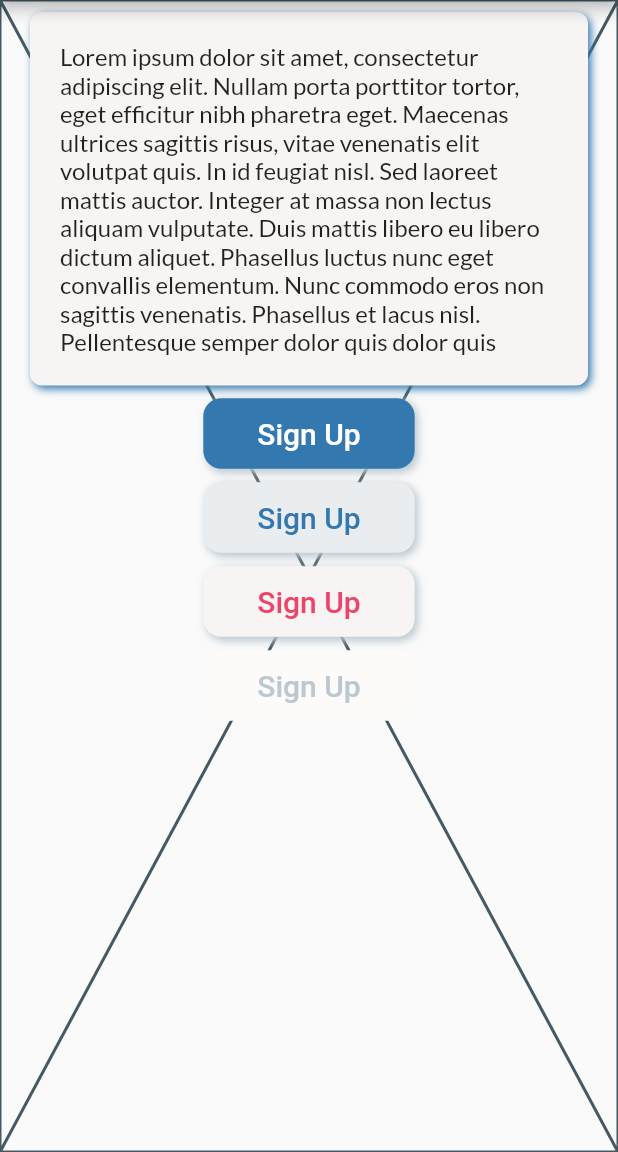
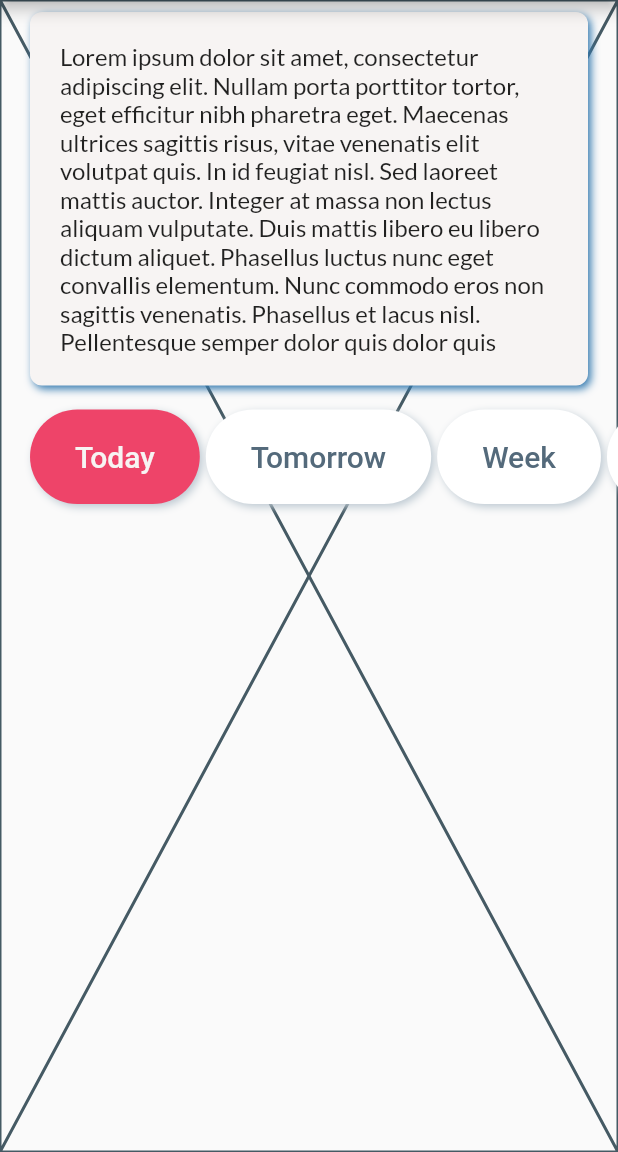
Before and after one commit to ilyin0/horoskope, a Flutter app: the screen it shows after launch, on a phone screen of 412 x 824 dp, the part 84-1236 px from its top. Run offline on Flutter 3.47's test engine with Material 2 defaults, Android fonts, the light colour scheme and no system bars; our stand-ins replace flutter_bloc, get_it, injectable.

Commit message:
feat: Add tab names widget (#9)
* feat: add tab names widget

* feat: add tab name themes

* fix: little code fix

```diff
--- a/lib/presentation/pages/home/home_page.dart
+++ b/lib/presentation/pages/home/home_page.dart
@@ -5,8 +5,8 @@
 import 'package:horoskope/presentation/pages/home/home_state.dart';
 import 'package:horoskope/presentation/themes/horoskope_theme.dart';
 import 'package:horoskope/presentation/utils/build_context_ext.dart';
-import 'package:horoskope/presentation/widgets/horoskope_button.dart';
 import 'package:horoskope/presentation/widgets/info_card.dart';
+import 'package:horoskope/presentation/widgets/tab_names.dart';
 
 class HomePage extends StatelessWidget {
   const HomePage({Key? key}) : super(key: key);
@@ -23,7 +23,8 @@
           body: Stack(
             children: [
               const Placeholder(),
-              Column(
+              SingleChildScrollView(
+                child: Column(
                   crossAxisAlignment: CrossAxisAlignment.center,
                   children: [
                     const SizedBox(height: 8, width: double.infinity),
@@ -35,31 +36,17 @@
                       ),
                     ),
                     const SizedBox(height: 8),
-                  HoroskopeButton(
-                    child: const Text('Sign Up'),
-                    onTap: () {},
-                    style: HoroskopeTheme.button(context).primary,
+                    TabNames.fromNames(
+                      names: const [
+                        'Today',
+                        'Tomorrow',
+                        'Week',
+                        'Month',
+                      ],
+                      style: HoroskopeTheme.button(context).getSecondaryBigTab,
                     ),
-                  const SizedBox(height: 8),
-                  HoroskopeButton(
-                    child: const Text('Sign Up'),
-                    onTap: () {},
-                    style: HoroskopeTheme.button(context).secondary1,
+                  ],
                 ),
-                  const SizedBox(height: 8),
-                  HoroskopeButton(
-                    child: const Text('Sign Up'),
-                    onTap: () {},
-                    style: HoroskopeTheme.button(context).secondary2,
-                  ),
-                  const SizedBox(height: 8),
-                  HoroskopeButton(
-                    child: const Text('Sign Up'),
-                    onTap: () {},
-                    style: HoroskopeTheme.button(context).disabled,
-                  ),
-                  const SizedBox(height: 8),
-                ],
               ),
             ],
           ),
--- a/lib/presentation/themes/light/src/button_theme.dart
+++ b/lib/presentation/themes/light/src/button_theme.dart
@@ -64,4 +64,81 @@
           shadowColor: MaterialStateProperty.all(_AppColors.transparent),
         ),
       );
+
+  HoroskopeButtonStyle get _tab => _base.copyWith(
+        borderRadius: 20,
+        buttonStyle: _base.buttonStyle.copyWith(
+          padding: MaterialStateProperty.all(
+            const EdgeInsets.symmetric(
+              vertical: 8,
+              horizontal: 20,
+            ),
+          ),
+          overlayColor: MaterialStateProperty.all(_AppColors.transparent),
+          enableFeedback: false,
+        ),
+      );
+
+  @override
+  HoroskopeButtonStyle getPrimaryTab(bool isSelected) {
+    return _tab.copyWith(
+      buttonStyle: _tab.buttonStyle.copyWith(
+        foregroundColor: MaterialStateProperty.all(
+          isSelected ? _AppColors.white : _AppColors.darkElectricBlue,
+        ),
+        backgroundColor: MaterialStateProperty.all(
+          isSelected ? _AppColors.primaryBlue : _AppColors.white,
+        ),
+        textStyle: MaterialStateProperty.all(
+          const TextStyle(
+            fontSize: 18,
+            fontWeight: FontWeight.normal,
+          ),
+        ),
+      ),
+    );
+  }
+
+  @override
+  HoroskopeButtonStyle getPrimaryBigTab(bool isSelected) {
+    return getPrimaryTab(isSelected).copyWith(
+      borderRadius: 40,
+      buttonStyle: getPrimaryTab(isSelected).buttonStyle.copyWith(
+            padding: MaterialStateProperty.all(
+              const EdgeInsets.symmetric(horizontal: 30, vertical: 20),
+            ),
+            textStyle: MaterialStateProperty.all(
+              const TextStyle(fontSize: 20, fontWeight: FontWeight.w500),
+            ),
+          ),
+    );
+  }
+
+  @override
+  HoroskopeButtonStyle getSecondaryTab(bool isSelected) {
+    return getPrimaryTab(isSelected).copyWith(
+      buttonStyle: getPrimaryTab(isSelected).buttonStyle.copyWith(
+            foregroundColor: MaterialStateProperty.all(
+              isSelected ? _AppColors.isabelline : _AppColors.darkElectricBlue,
+            ),
+            backgroundColor: MaterialStateProperty.all(
+              isSelected ? _AppColors.brinkPink : _AppColors.white,
+            ),
+          ),
+    );
+  }
+
+  @override
+  HoroskopeButtonStyle getSecondaryBigTab(bool isSelected) {
+    return getPrimaryBigTab(isSelected).copyWith(
+      buttonStyle: getPrimaryBigTab(isSelected).buttonStyle.copyWith(
+            foregroundColor: MaterialStateProperty.all(
+              isSelected ? _AppColors.isabelline : _AppColors.darkElectricBlue,
+            ),
+            backgroundColor: MaterialStateProperty.all(
+              isSelected ? _AppColors.brinkPink : _AppColors.white,
+            ),
+          ),
+    );
+  }
 }
--- a/lib/presentation/themes/light/src/constants.dart
+++ b/lib/presentation/themes/light/src/constants.dart
@@ -23,4 +23,5 @@
   static const isabelline = Color(0xFFF7F4F3);
   static const whiteUltra = Color(0xFFFCFBFA);
   static const transparent = Colors.transparent;
+  static const darkElectricBlue = Color(0xFF546A7B);
 }
--- a/lib/presentation/themes/styles/horoskope_button_style.dart
+++ b/lib/presentation/themes/styles/horoskope_button_style.dart
@@ -27,9 +27,21 @@
     ButtonStyle? buttonStyle,
     double? borderRadius,
   }) {
+    if (borderRadius != null) {
+      return HoroskopeButtonStyle(
+        buttonStyle: (buttonStyle ?? _buttonStyle).copyWith(
+          shape: MaterialStateProperty.all(
+            RoundedRectangleBorder(
+              borderRadius: BorderRadius.circular(borderRadius),
+            ),
+          ),
+        ),
+        borderRadius: borderRadius,
+      );
+    }
     return HoroskopeButtonStyle(
-      buttonStyle: buttonStyle ?? _buttonStyle,
-      borderRadius: borderRadius ?? this.borderRadius,
+      buttonStyle: buttonStyle ?? this.buttonStyle,
+      borderRadius: this.borderRadius,
     );
   }
 }
--- a/lib/presentation/themes/theme/horoskope_button_theme_data.dart
+++ b/lib/presentation/themes/theme/horoskope_button_theme_data.dart
@@ -5,4 +5,9 @@
   HoroskopeButtonStyle get secondary1;
   HoroskopeButtonStyle get secondary2;
   HoroskopeButtonStyle get disabled;
+
+  HoroskopeButtonStyle getPrimaryTab(bool isSelected);
+  HoroskopeButtonStyle getPrimaryBigTab(bool isSelected);
+  HoroskopeButtonStyle getSecondaryTab(bool isSelected);
+  HoroskopeButtonStyle getSecondaryBigTab(bool isSelected);
 }
--- /dev/null
+++ b/lib/presentation/widgets/tab_names.dart
@@ -0,0 +1,144 @@
+import 'package:flutter/material.dart';
+import 'package:horoskope/presentation/themes/horoskope_theme.dart';
+import 'package:horoskope/presentation/themes/styles/horoskope_button_style.dart';
+import 'package:horoskope/presentation/widgets/horoskope_button.dart';
+
+typedef OnTabNameTap = void Function(int);
+typedef TabNameStyle = HoroskopeButtonStyle Function(bool);
+
+class TabName {
+  final String name;
+  final bool isSelected;
+  final TabNameStyle style;
+  final VoidCallback? onTap;
+
+  const TabName({
+    required this.name,
+    required this.isSelected,
+    required this.style,
+    this.onTap,
+  });
+
+  TabName copyWith({
+    String? name,
+    bool? isSelected,
+    TabNameStyle? style,
+    VoidCallback? onTap,
+  }) {
+    return TabName(
+      name: name ?? this.name,
+      isSelected: isSelected ?? this.isSelected,
+      style: style ?? this.style,
+      onTap: onTap ?? this.onTap,
+    );
+  }
+}
+
+const double _defaultVerticalPadding = 8;
+const double _defaultHorizontalPadding = 20;
+const double _defaultSpaceBetweenItems = 4;
+
+class TabNames extends StatefulWidget {
+  final List<TabName> tabNames;
+  final double verticalPadding;
+  final double horizontalPadding;
+  final double spaceBetweenItems;
+
+  const TabNames({
+    Key? key,
+    required this.tabNames,
+    this.verticalPadding = _defaultVerticalPadding,
+    this.horizontalPadding = _defaultHorizontalPadding,
+    this.spaceBetweenItems = _defaultSpaceBetweenItems,
+  }) : super(key: key);
+
+  /// Creates TabNames widget from list of tab names (String)
+  ///
+  /// Note that containing one name several times
+  /// can cause unpredictable behavior
+  TabNames.fromNames({
+    Key? key,
+    required List<String> names,
+    OnTabNameTap? onTabNameTap,
+    int selectedIndex = 0,
+    TabNameStyle? style,
+    HoroskopeButtonThemeData? defaultTheme,
+    this.verticalPadding = _defaultVerticalPadding,
+    this.horizontalPadding = _defaultHorizontalPadding,
+    this.spaceBetweenItems = _defaultSpaceBetweenItems,
+  })  : assert(style != null || defaultTheme != null),
+        assert(selectedIndex < names.length),
+        tabNames = [
+          for (final name in names)
+            TabName(
+              name: name,
+              isSelected: selectedIndex == names.indexOf(name),
+              style: style ?? defaultTheme!.getPrimaryTab,
+              onTap: () => onTabNameTap?.call(names.indexOf(name)),
+            ),
+        ],
+        super(key: key);
+
+  @override
+  State<TabNames> createState() => _TabNamesState();
+}
+
+class _TabNamesState extends State<TabNames> {
+  late final List<TabName> _tabs;
+  late int _selectedIndex;
+
+  void _onTabTap(int index) {
+    if (_selectedIndex == index) return;
+
+    setState(() {
+      _tabs[_selectedIndex] = _tabs[_selectedIndex].copyWith(isSelected: false);
+      _tabs[index] = _tabs[index].copyWith(isSelected: true);
+      _selectedIndex = index;
+    });
+
+    _tabs[index].onTap?.call();
+  }
+
+  @override
+  void initState() {
+    super.initState();
+    _tabs = List.from(widget.tabNames);
+    _selectedIndex = _tabs.indexWhere((tab) => tab.isSelected);
+  }
+
+  @override
+  Widget build(BuildContext context) {
+    return SingleChildScrollView(
+      scrollDirection: Axis.horizontal,
+      physics: const BouncingScrollPhysics(),
+      child: Padding(
+        padding: EdgeInsets.symmetric(vertical: widget.verticalPadding),
+        child: Row(
+          children: [
+            SizedBox(width: widget.horizontalPadding),
+            ..._tabNames(),
+            SizedBox(width: widget.horizontalPadding),
+          ],
+        ),
+      ),
+    );
+  }
+
+  List<Widget> _tabNames() {
+    return [
+      for (int i = 0; i < _tabs.length - 1; i++) ...[
+        HoroskopeButton(
+          child: Text(_tabs[i].name),
+          style: _tabs[i].style.call(_tabs[i].isSelected),
+          onTap: () => _onTabTap(i),
+        ),
+        SizedBox(width: widget.spaceBetweenItems),
+      ],
+      HoroskopeButton(
+        child: Text(_tabs.last.name),
+        style: _tabs.last.style.call(_tabs.last.isSelected),
+        onTap: () => _onTabTap(_tabs.length - 1),
+      ),
+    ];
+  }
+}
```
Lines whose indentation alone changed are shown as unchanged.
